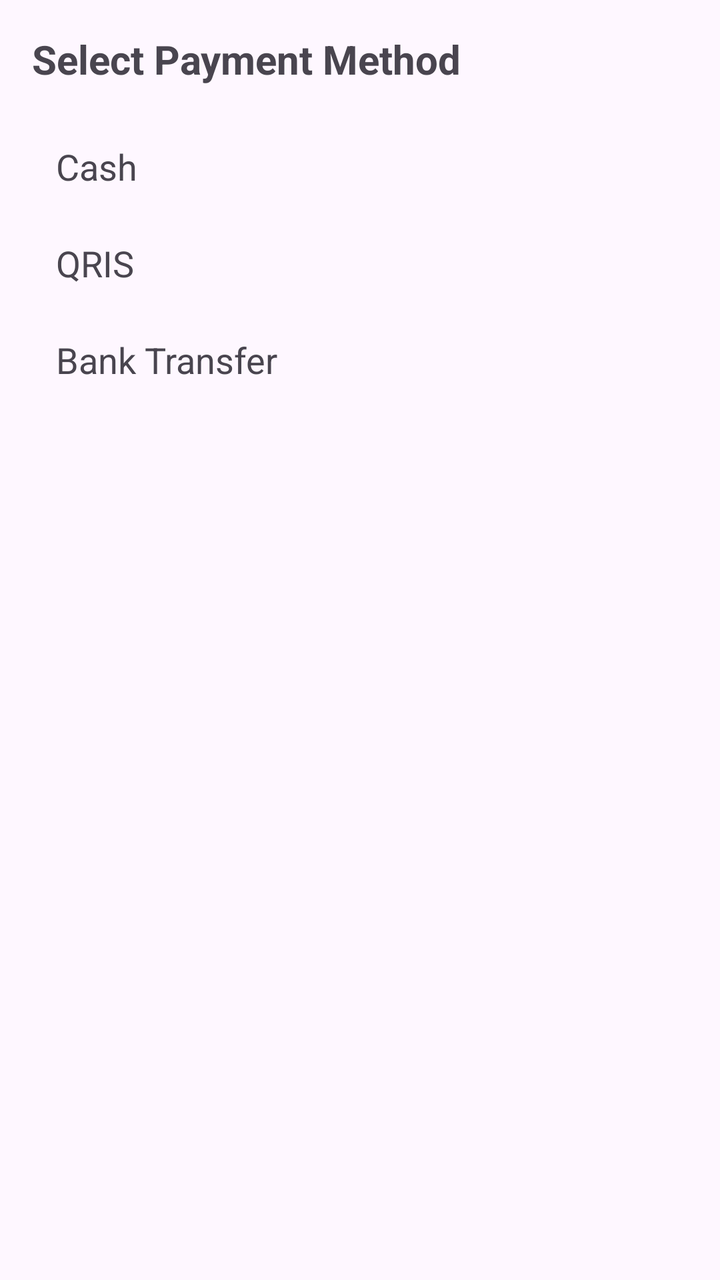
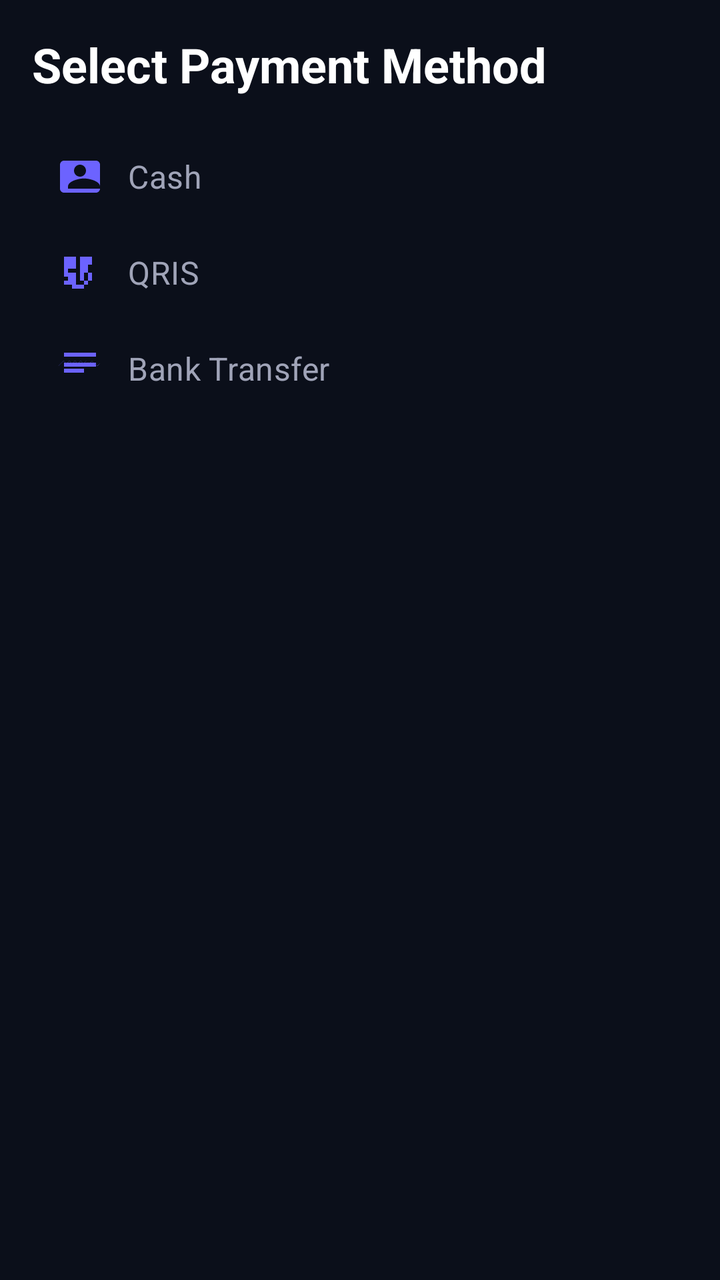

Compare the two renders of this Android layout. The source of the first and the diff that turns it into the second are given below.
<!-- AndroidManifest.xml: application theme Theme.FixIt_v2 -->
<!-- res/layout/bottom_sheet_payment.xml -->
<?xml version="1.0" encoding="utf-8"?>
<LinearLayout xmlns:android="http://schemas.android.com/apk/res/android"
    android:layout_width="match_parent"
    android:layout_height="wrap_content"
    android:orientation="vertical"
    android:padding="16dp">

    <TextView
        android:layout_width="wrap_content"
        android:layout_height="wrap_content"
        android:text="Select Payment Method"
        android:textSize="20sp"
        android:textStyle="bold"
        android:layout_marginBottom="16dp"/>

    <TextView
        android:id="@+id/payment_cash"
        android:layout_width="match_parent"
        android:layout_height="wrap_content"
        android:text="Cash"
        android:textSize="18sp"
        android:padding="12dp"
        android:clickable="true"
        android:focusable="true"
        android:background="?android:attr/selectableItemBackground"/>

    <TextView
        android:id="@+id/payment_qris"
        android:layout_width="match_parent"
        android:layout_height="wrap_content"
        android:text="QRIS"
        android:textSize="18sp"
        android:padding="12dp"
        android:clickable="true"
        android:focusable="true"
        android:background="?android:attr/selectableItemBackground"/>

    <TextView
        android:id="@+id/payment_bank_transfer"
        android:layout_width="match_parent"
        android:layout_height="wrap_content"
        android:text="Bank Transfer"
        android:textSize="18sp"
        android:padding="12dp"
        android:clickable="true"
        android:focusable="true"
        android:background="?android:attr/selectableItemBackground"/>

</LinearLayout>
<!-- resources referenced by this layout -->
<resources>
  <style name="Base.Theme.FixIt_v2" parent="Theme.Material3.DayNight.NoActionBar">
          
          
      </style>
  <!-- unchanged entries left out for length: 1 -->
</resources>

<!-- the commit's change to res/layout/bottom_sheet_payment.xml (unified diff, before → after) -->
@@ -1,49 +1,59 @@
 <?xml version="1.0" encoding="utf-8"?>
 <LinearLayout xmlns:android="http://schemas.android.com/apk/res/android"
+    xmlns:app="http://schemas.android.com/apk/res-auto"
     android:layout_width="match_parent"
     android:layout_height="wrap_content"
+    android:background="@color/background_dark"
     android:orientation="vertical"
-    android:padding="16dp">
+    android:padding="@dimen/spacing_large">
 
     <TextView
+        style="@style/TextAppearance.FixIt.Title"
         android:layout_width="wrap_content"
         android:layout_height="wrap_content"
-        android:text="Select Payment Method"
-        android:textSize="20sp"
-        android:textStyle="bold"
-        android:layout_marginBottom="16dp"/>
+        android:layout_marginBottom="@dimen/spacing_large"
+        android:text="Select Payment Method" />
 
     <TextView
         android:id="@+id/payment_cash"
+        style="@style/TextAppearance.FixIt.Subtitle"
         android:layout_width="match_parent"
         android:layout_height="wrap_content"
+        android:background="?android:attr/selectableItemBackground"
+        android:clickable="true"
+        android:drawablePadding="@dimen/spacing_medium"
+        android:focusable="true"
+        android:gravity="center_vertical"
+        android:padding="@dimen/spacing_medium"
         android:text="Cash"
-        android:textSize="18sp"
-        android:padding="12dp"
-        android:clickable="true"
-        android:focusable="true"
-        android:background="?android:attr/selectableItemBackground"/>
+        app:drawableStartCompat="@drawable/ic_cash" />
 
     <TextView
         android:id="@+id/payment_qris"
+        style="@style/TextAppearance.FixIt.Subtitle"
         android:layout_width="match_parent"
         android:layout_height="wrap_content"
+        android:background="?android:attr/selectableItemBackground"
+        android:clickable="true"
+        android:drawablePadding="@dimen/spacing_medium"
+        android:focusable="true"
+        android:gravity="center_vertical"
+        android:padding="@dimen/spacing_medium"
         android:text="QRIS"
-        android:textSize="18sp"
-        android:padding="12dp"
-        android:clickable="true"
-        android:focusable="true"
-        android:background="?android:attr/selectableItemBackground"/>
+        app:drawableStartCompat="@drawable/ic_qris" />
 
     <TextView
         android:id="@+id/payment_bank_transfer"
+        style="@style/TextAppearance.FixIt.Subtitle"
         android:layout_width="match_parent"
         android:layout_height="wrap_content"
+        android:background="?android:attr/selectableItemBackground"
+        android:clickable="true"
+        android:drawablePadding="@dimen/spacing_medium"
+        android:focusable="true"
+        android:gravity="center_vertical"
+        android:padding="@dimen/spacing_medium"
         android:text="Bank Transfer"
-        android:textSize="18sp"
-        android:padding="12dp"
-        android:clickable="true"
-        android:focusable="true"
-        android:background="?android:attr/selectableItemBackground"/>
+        app:drawableStartCompat="@drawable/ic_bank_transfer" />
 
 </LinearLayout>
<!-- resource entries referenced after the edit -->
@@ -1,9 +1,101 @@
 <!-- resources referenced by this layout -->
 <resources>
-  <style name="Base.Theme.FixIt_v2" parent="Theme.Material3.DayNight.NoActionBar">
+  <color name="background_dark">#0B0F1A</color>
+  <dimen name="spacing_large">16dp</dimen>
+  <dimen name="spacing_medium">12dp</dimen>
+  <!-- drawable ic_bank_transfer (drawable) -->
+  <vector xmlns:android="http://schemas.android.com/apk/res/android"
+      android:width="24dp"
+      android:height="24dp"
+      android:viewportWidth="24"
+      android:viewportHeight="24">
+    <path
+        android:fillColor="@color/primary"
+        android:pathData="M4,4h16v2H4V4zm0,5h16v2H4V9zm10,5H4v-2h10v2zm6.59,-3.41L18,8.17l-1.41,1.42L15.17,8l-1.41,1.41L12.34,8l-1.41,1.41L9.51,8l-1.41,1.41L6.68,8l-1.41,1.41L3.86,8l-1.41,1.41L1,10.83l1.41,-1.42L3.83,8l1.41,1.41L6.66,8l1.41,1.41L9.49,8l1.41,1.41L12.32,8l1.41,1.41L15.14,8l1.41,1.41L18,8.17l2.59,2.58L22,9.34z"/>
+  </vector>
+  <!-- drawable ic_cash (drawable) -->
+  <vector xmlns:android="http://schemas.android.com/apk/res/android"
+      android:width="24dp"
+      android:height="24dp"
+      android:viewportWidth="24"
+      android:viewportHeight="24">
+    <path
+        android:fillColor="@color/primary"
+        android:pathData="M20,4H4C2.89,4 2.01,4.89 2.01,6L2,18c0,1.11 0.89,2 2,2h16c1.11,0 2,-0.89 2,-2V6C22,4.89 21.11,4 20,4zM12,12c-1.66,0 -3,-1.34 -3,-3s1.34,-3 3,-3 3,1.34 3,3 -1.34,3 -3,3zM18,18H6v-1.09c0,-2.67 5.33,-4.01 8,-4.01s8,1.34 8,4.01V18z"/>
+  </vector>
+  <!-- drawable ic_qris (drawable) -->
+  <vector xmlns:android="http://schemas.android.com/apk/res/android"
+      android:width="24dp"
+      android:height="24dp"
+      android:viewportWidth="24"
+      android:viewportHeight="24">
+    <path
+        android:fillColor="@color/primary"
+        android:pathData="M4,4h6v6H4V4zm8,0h6v6h-6V4zM4,12h6v6H4v-6zm8,4h2v-2h-2v2zm2,2h2v-2h-2v2zm-2,-4h2v-2h-2v2zm4,-4h2v-2h-2v2zm-2,2h2v-2h-2v2zm2,2h2v-2h-2v2zm0,2h2v-2h-2v2zM12,12h2v-2h-2v2zm0,2h2v-2h-2v2zm-4,4h6v2H8v-2zm-4,-2h2v-2H4v2zm0,-4h2v-2H4v2z"/>
+  </vector>
+  <style name="TextAppearance.FixIt.Subtitle" parent="TextAppearance.MaterialComponents.Subtitle1">
+          <item name="android:textColor">@color/text_secondary_dark</item>
+      </style>
+  <style name="TextAppearance.FixIt.Title" parent="TextAppearance.MaterialComponents.Headline5">
+          <item name="android:textColor">@color/text_primary_dark</item>
+          <item name="android:textStyle">bold</item>
+      </style>
+  <color name="primary">#6C63FF</color>
+  <color name="text_secondary_dark">#A0A4B8</color>
+  <color name="text_primary_dark">#FFFFFF</color>
+  <style name="Base.Theme.FixIt_v2" parent="Theme.Material3.Dark.NoActionBar">
           
-          
+          <item name="colorPrimary">@color/primary</item>
+          <item name="colorSecondary">@color/secondary</item>
+          <item name="android:windowBackground">@drawable/gradient_background</item>
+          <item name="android:textViewStyle">@style/Widget.FixIt.TextView</item>
+          <item name="alertDialogTheme">@style/AlertDialogTheme</item> 
       </style>
+  <color name="secondary">#00E5FF</color>
+  <!-- drawable gradient_background (drawable) -->
+  <?xml version="1.0" encoding="utf-8"?>
+  <shape xmlns:android="http://schemas.android.com/apk/res/android"
+      android:shape="rectangle">
+      <gradient
+          android:type="linear"
+          android:angle="-90"
+          android:startColor="@color/gradient_start_dark"
+          android:centerColor="@color/gradient_center_dark"
+          android:endColor="@color/gradient_end_dark" />
+  </shape>
+  <style name="Widget.FixIt.TextView" parent="Widget.AppCompat.TextView">
+          <item name="android:textAppearance">@style/TextAppearance.FixIt.Body</item>
+      </style>
+  <style name="AlertDialogTheme" parent="ThemeOverlay.Material3.Dark">
+          <item name="android:windowBackground">@drawable/glass_card_background</item>
+          <item name="colorSurface">@android:color/transparent</item>
+          <item name="android:textColorPrimary">@color/text_primary_dark</item>
+          <item name="android:textColorSecondary">@color/text_secondary_dark</item>
+          <item name="buttonBarPositiveButtonStyle">@style/AlertDialog.Button</item>
+          <item name="buttonBarNegativeButtonStyle">@style/AlertDialog.Button</item>
+      </style>
+  <color name="gradient_start_dark">#0B0F1A</color>
+  <color name="gradient_center_dark">#0D0D26</color>
+  <color name="gradient_end_dark">#0D1B3E</color>
+  <style name="TextAppearance.FixIt.Body" parent="TextAppearance.MaterialComponents.Body1">
+          <item name="android:textColor">@color/text_secondary_dark</item>
+          <item name="android:alpha">0.8</item>
+      </style>
+  <!-- drawable glass_card_background (drawable) -->
+  <?xml version="1.0" encoding="utf-8"?>
+  <shape xmlns:android="http://schemas.android.com/apk/res/android"
+      android:shape="rectangle">
+      <solid android:color="@color/card_glass_background"/>
+      <corners android:radius="@dimen/corner_radius_large"/>
+      <stroke android:width="@dimen/card_stroke_width" android:color="@color/card_glass_stroke"/>
+  </shape>
+  <style name="AlertDialog.Button" parent="Widget.Material3.Button.TextButton.Dialog">
+          <item name="android:textColor">@color/primary</item>
+      </style>
+  <color name="card_glass_background">#14FFFFFF</color>
+  <dimen name="corner_radius_large">28dp</dimen>
+  <dimen name="card_stroke_width">1dp</dimen>
+  <color name="card_glass_stroke">#33FFFFFF</color>
   <!-- unchanged entries left out for length: 1 -->
 </resources>
 
